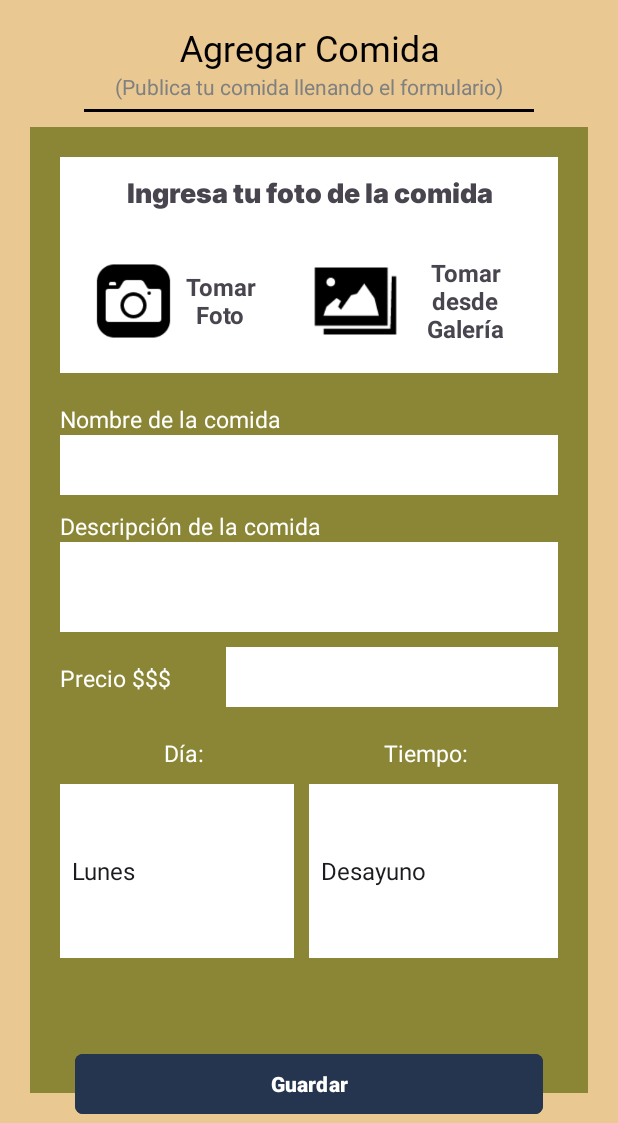
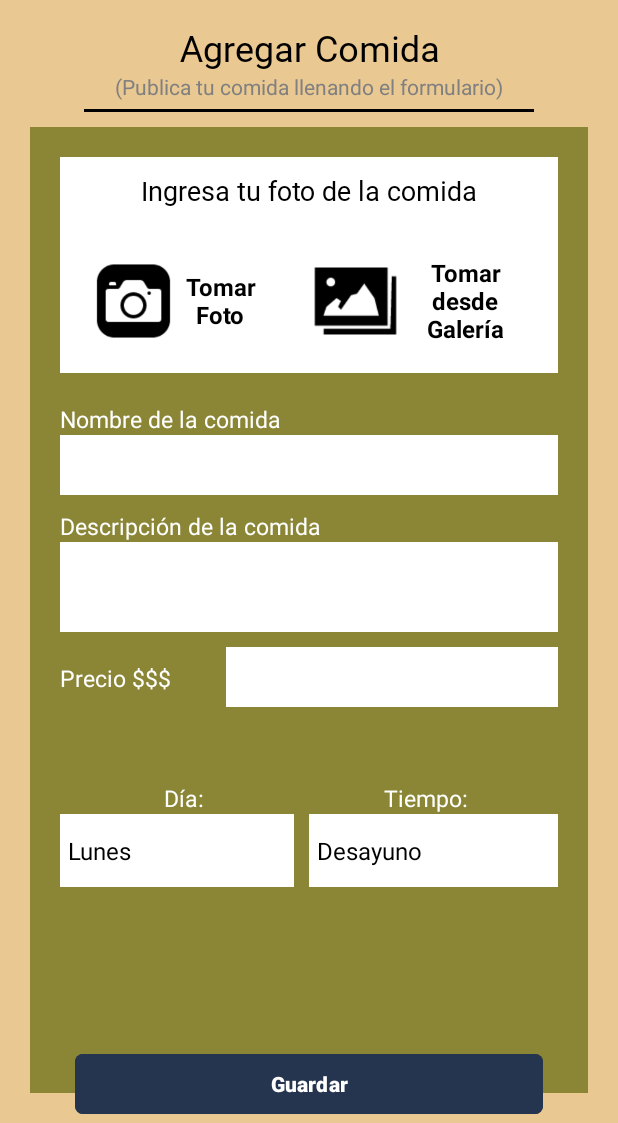
Before and after one commit to maufricio/proyecto_dsm, an Android app: the screen it shows after launch once a user with an empty profile is signed in (AgregarComidasActivity), after a tap on "Agregar Comida +", on a phone screen of 412 x 824 dp, the part 113-1236 px from its top. Run offline under Robolectric (Android 15) with nearby library versions, the light colour scheme and no system bars; our stand-ins replace Firebase (no records; nobody signed in at launch, a user with empty details on screens opened directly), Picasso; pictures from the network do not load.

Commit message:
Ajustes de posiciones y colores de textos y spinners

```diff
--- a/app/src/main/java/com/ps212544_ml211022_cr200574_al202809/myapplication/AdminDashboardActivity.kt
+++ b/app/src/main/java/com/ps212544_ml211022_cr200574_al202809/myapplication/AdminDashboardActivity.kt
@@ -60,16 +60,20 @@ class AdminDashboardActivity : AppCompatActivity() {
         linearLayoutRegistros = findViewById(R.id.listaRegistroComidas)
         scrollViewComidas = findViewById(R.id.scrollViewComidas)
 
-        val itemsDias =
-            listOf("Lunes", "Martes", "Miercoles", "Jueves", "Viernes", "Sabado", "Domingo")
+        val itemsDias = listOf("Lunes", "Martes", "Miércoles", "Jueves", "Viernes", "Sábado", "Domingo")
         val itemsTiempoComida = listOf("Desayuno", "Almuerzo", "Cena")
 
+        val adapterDias = ArrayAdapter(this, R.layout.spinner_item, itemsDias)
+        adapterDias.setDropDownViewResource(android.R.layout.simple_spinner_dropdown_item)
+
         spinnerDias = findViewById(R.id.spinnerDias)
-        spinnerDias.adapter = ArrayAdapter(this, android.R.layout.simple_spinner_item, itemsDias)
+        spinnerDias.adapter = adapterDias
+
+        val adapterTiempoComida = ArrayAdapter(this, R.layout.spinner_item, itemsTiempoComida)
+        adapterTiempoComida.setDropDownViewResource(android.R.layout.simple_spinner_dropdown_item)
 
         spinnerTiempoComida = findViewById(R.id.spinnerTiemposComida)
-        spinnerTiempoComida.adapter =
-            ArrayAdapter(this, android.R.layout.simple_spinner_item, itemsTiempoComida)
+        spinnerTiempoComida.adapter = adapterTiempoComida
 
 
         btnAgregarComida.setOnClickListener {
--- a/app/src/main/java/com/ps212544_ml211022_cr200574_al202809/myapplication/AgregarComidasActivity.kt
+++ b/app/src/main/java/com/ps212544_ml211022_cr200574_al202809/myapplication/AgregarComidasActivity.kt
@@ -78,11 +78,21 @@ class AgregarComidasActivity : AppCompatActivity() {
         galeriaFotoContainer = findViewById(R.id.galeriaFotoContainer)
         previsualizarImagenText = findViewById(R.id.previsualizarImagenText)
 
-        val itemsDias = listOf("Lunes", "Martes", "Miercoles", "Jueves", "Viernes", "Sabado", "Domingo")
+        // Inicialización de los spinners
+
+        val itemsDias = listOf("Lunes", "Martes", "Miércoles", "Jueves", "Viernes", "Sábado", "Domingo")
         val itemsTiempoComida = listOf("Desayuno", "Almuerzo", "Cena")
 
-        diaSpinner.adapter = ArrayAdapter(this, android.R.layout.simple_spinner_item, itemsDias)
-        tiempoDiaSpinner.adapter = ArrayAdapter(this, android.R.layout.simple_spinner_item, itemsTiempoComida)
+        val adapterDias = ArrayAdapter(this, R.layout.spinner_item, itemsDias)
+        adapterDias.setDropDownViewResource(android.R.layout.simple_spinner_dropdown_item)
+
+        diaSpinner.adapter = adapterDias
+
+        val adapterTiempoComida = ArrayAdapter(this, R.layout.spinner_item, itemsTiempoComida)
+        adapterTiempoComida.setDropDownViewResource(android.R.layout.simple_spinner_dropdown_item)
+
+        tiempoDiaSpinner.adapter = adapterTiempoComida
+
 
         // Inicialización de Retrofit
 
--- a/app/src/main/res/layout/activity_agregar_comidas.xml
+++ b/app/src/main/res/layout/activity_agregar_comidas.xml
@@ -84,7 +84,8 @@
                     android:layout_height="wrap_content"
                     android:text="Ingresa tu foto de la comida"
                     android:textAlignment="center"
-                    android:fontFamily="@font/interblackfont"
+                    android:fontFamily="@font/regularinterfont"
+                    android:textColor="@color/black"
                     android:textSize="18sp" />
             </LinearLayout>
 
@@ -117,6 +118,7 @@
                         android:layout_weight="2"
                         android:textSize="16dp"
                         android:textStyle="bold"
+                        android:textColor="@color/black"
                         android:layout_marginEnd="30dp"
                         android:textAlignment="center"
                         android:layout_gravity="center"
@@ -145,6 +147,7 @@
                         android:layout_weight="2"
                         android:textSize="16dp"
                         android:textStyle="bold"
+                        android:textColor="@color/black"
                         android:textAlignment="center"
                         android:layout_gravity="center"
                         />
@@ -258,18 +261,17 @@
 
             <LinearLayout
                 android:layout_width="match_parent"
-                android:layout_height="match_parent"
-                android:layout_marginTop="20dp"
+                android:layout_height="100dp"
+                android:layout_marginTop="50dp"
                 android:layout_marginBottom="20dp"
-                android:orientation="horizontal"
-                >
+                android:orientation="horizontal">
+
                 <LinearLayout
                     android:layout_width="0dp"
                     android:layout_height="match_parent"
                     android:layout_marginBottom="30dp"
                     android:layout_weight="1"
-                    android:orientation="vertical"
-                    >
+                    android:orientation="vertical">
 
                     <TextView
                         android:layout_width="match_parent"
@@ -279,41 +281,38 @@
                         android:textColor="@color/white"
 
                         android:textSize="15sp" />
+
                     <Spinner
-                        android:id = "@+id/diaSpinner"
+                        android:id="@+id/diaSpinner"
                         android:layout_width="match_parent"
                         android:layout_height="match_parent"
-                        android:background="@color/white"
-                        android:layout_marginBottom="40dp"
-                        android:layout_marginTop="10dp"
                         android:layout_marginRight="10dp"
-                        />
+                        android:background="@color/white" />
                 </LinearLayout>
+
                 <LinearLayout
                     android:layout_width="0dp"
                     android:layout_height="match_parent"
+                    android:layout_marginBottom="30dp"
                     android:layout_weight="1"
-                    android:layout_marginBottom="30dp"
-                    android:orientation="vertical"
-                    >
+                    android:orientation="vertical">
+
                     <TextView
                         android:layout_width="match_parent"
                         android:layout_height="wrap_content"
+                        android:layout_marginRight="10dp"
                         android:text="Tiempo:"
                         android:textAlignment="center"
+
                         android:textColor="@color/white"
+                        android:textSize="15sp" />
 
-                        android:textSize="15sp"
-                        android:layout_marginRight="10dp"/>
                     <Spinner
-                        android:id = "@+id/tiempoDiaSpinner"
+                        android:id="@+id/tiempoDiaSpinner"
                         android:layout_width="match_parent"
                         android:layout_height="match_parent"
-                        android:background="@color/white"
-                        android:layout_marginBottom="40dp"
-                        android:layout_marginTop="10dp"/>
+                        android:background="@color/white" />
                 </LinearLayout>
-
 
 
             </LinearLayout>
--- a/app/src/main/res/layout/activity_dashboard_admin.xml
+++ b/app/src/main/res/layout/activity_dashboard_admin.xml
@@ -127,7 +127,7 @@
             <LinearLayout
                 android:layout_width="match_parent"
                 android:layout_height="0dp"
-                android:layout_weight="1"
+                android:layout_weight="0.4"
                 android:gravity="center"
                 android:orientation="horizontal">
 
@@ -162,8 +162,10 @@
             <LinearLayout
                 android:layout_width="match_parent"
                 android:layout_height="0dp"
-                android:layout_weight="1"
+                android:layout_weight="0.3"
+                android:layout_marginBottom="10dp"
                 android:gravity="center"
+
                 android:orientation="horizontal">
 
                 <Spinner
@@ -171,11 +173,12 @@
                     android:layout_width="50dp"
                     android:layout_height="50dp"
                     android:layout_weight="1"
+                    android:layout_marginTop="-25dp"
                     android:textAlignment="center"
                     android:layout_marginEnd="25dp"
                     android:layout_marginStart="20dp"
                     android:textColor="@color/black"
-                    android:background="@color/white"
+
                     android:textSize="16sp"
                     android:padding="10dp"
 
@@ -186,10 +189,11 @@
                     android:layout_width="50dp"
                     android:layout_height="50dp"
                     android:textAlignment="center"
+                    android:layout_marginTop="-25dp"
                     android:layout_marginEnd="25dp"
                     android:layout_marginStart="20dp"
                     android:textColor="@color/black"
-                    android:background="@color/white"
+
                     android:textSize="16sp"
                     android:padding="10dp"
                     android:layout_weight="1" />
@@ -205,7 +209,7 @@
             android:layout_weight="1"
             android:gravity="center"
             android:orientation="vertical"
-            android:layout_marginTop="20dp"
+
             android:visibility="gone"
             >
             <ImageView
@@ -230,7 +234,7 @@
             android:layout_height="0dp"
             android:layout_weight="1"
             android:layout_gravity="bottom"
-            android:layout_marginTop="20dp"
+
             android:visibility="gone"
             >
 
--- /dev/null
+++ b/app/src/main/res/layout/spinner_item.xml
@@ -0,0 +1,8 @@
+<?xml version="1.0" encoding="utf-8"?>
+<TextView xmlns:android="http://schemas.android.com/apk/res/android"
+        android:id="@+id/spinnerText"
+        android:layout_width="match_parent"
+        android:layout_height="wrap_content"
+        android:textColor="#000000"
+        android:textSize="16sp"
+        android:padding="5dp" />
```
